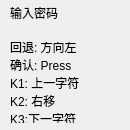
sTeeLM/MagaUDisk, file ControlPanel/mainwindow.ui: the form before one commit.
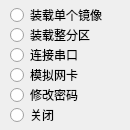
The form after the commit. Custom widgets are drawn as their Qt base class.

```diff
--- a/ControlPanel/mainwindow.ui
+++ b/ControlPanel/mainwindow.ui
@@ -43,14 +43,14 @@
    </property>
    <widget class="RadioGroup" name="widgetMain" native="true">
     <property name="enabled">
-     <bool>false</bool>
+     <bool>true</bool>
     </property>
     <property name="geometry">
      <rect>
       <x>0</x>
       <y>0</y>
-      <width>0</width>
-      <height>0</height>
+      <width>130</width>
+      <height>130</height>
      </rect>
     </property>
     <property name="focusPolicy">
@@ -60,7 +60,7 @@
      <property name="geometry">
       <rect>
        <x>10</x>
-       <y>0</y>
+       <y>5</y>
        <width>121</width>
        <height>20</height>
       </rect>
@@ -73,7 +73,7 @@
      <property name="geometry">
       <rect>
        <x>10</x>
-       <y>20</y>
+       <y>25</y>
        <width>121</width>
        <height>20</height>
       </rect>
@@ -86,7 +86,7 @@
      <property name="geometry">
       <rect>
        <x>10</x>
-       <y>40</y>
+       <y>45</y>
        <width>121</width>
        <height>20</height>
       </rect>
@@ -99,7 +99,7 @@
      <property name="geometry">
       <rect>
        <x>10</x>
-       <y>60</y>
+       <y>65</y>
        <width>121</width>
        <height>20</height>
       </rect>
@@ -112,7 +112,7 @@
      <property name="geometry">
       <rect>
        <x>10</x>
-       <y>80</y>
+       <y>85</y>
        <width>121</width>
        <height>20</height>
       </rect>
@@ -125,7 +125,7 @@
      <property name="geometry">
       <rect>
        <x>10</x>
-       <y>100</y>
+       <y>105</y>
        <width>121</width>
        <height>20</height>
       </rect>
@@ -268,14 +268,14 @@
    </widget>
    <widget class="WidgetGetPassword" name="widgetGetPass" native="true">
     <property name="enabled">
-     <bool>true</bool>
+     <bool>false</bool>
     </property>
     <property name="geometry">
      <rect>
       <x>0</x>
       <y>0</y>
-      <width>130</width>
-      <height>130</height>
+      <width>0</width>
+      <height>0</height>
      </rect>
     </property>
     <widget class="PasswordEdit" name="lineEditPassword" native="true">
@@ -316,9 +316,12 @@
      <property name="text">
       <string>回退: 方向左
 确认: Press
-K1: 上一字符
-K2: 右移
-K3:下一字符</string>
+上一字符: K1
+右移一位: K2
+下一字符: K3</string>
+     </property>
+     <property name="textFormat">
+      <enum>Qt::PlainText</enum>
      </property>
     </widget>
    </widget>
```
